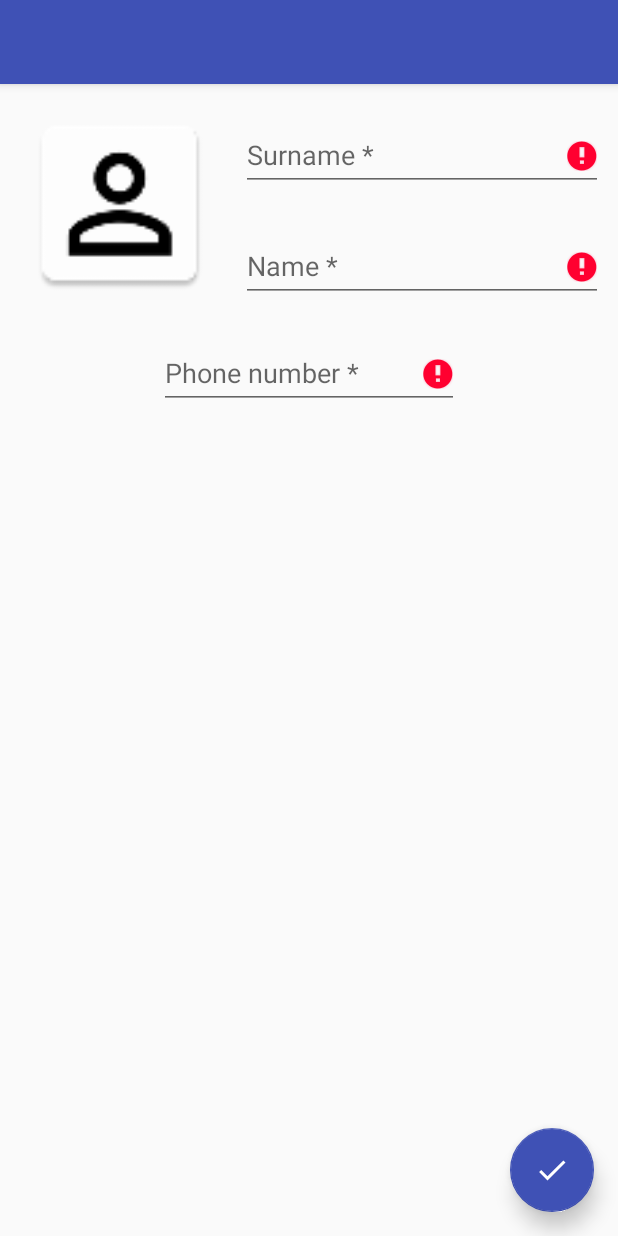
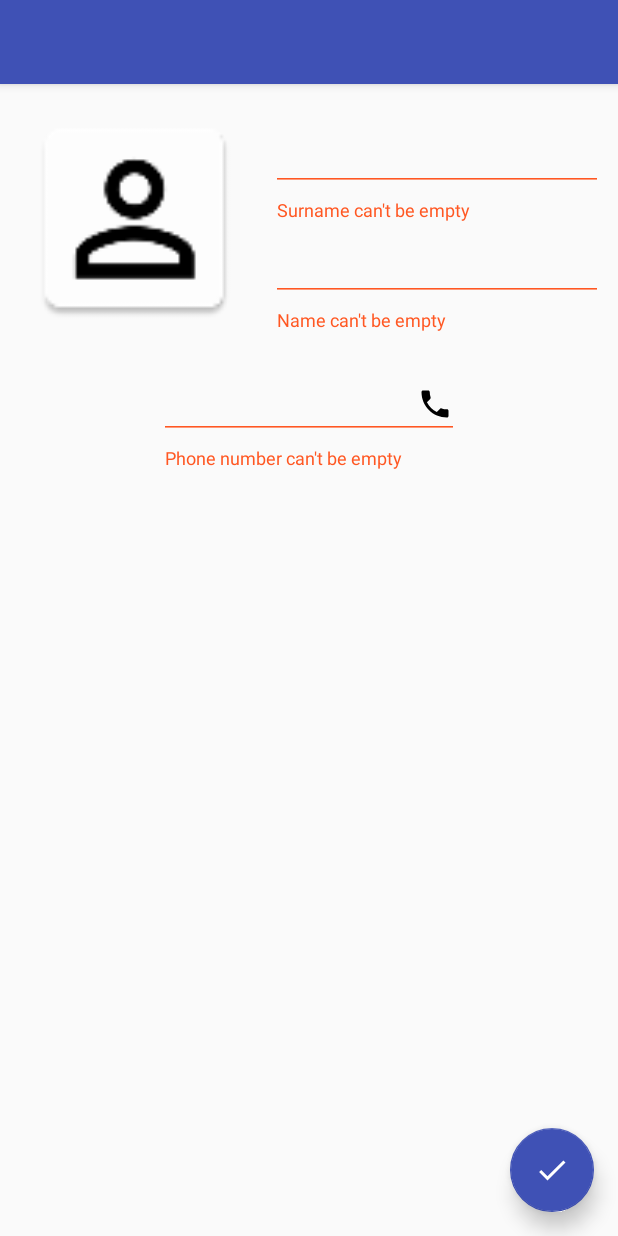
Before and after one commit to JeremShy/ft_hangouts, an Android app: the AddContactActivity screen opened directly, with no data from a screen before it, after a tap on an icon or button, on a phone screen of 412 x 824 dp. Run offline under Robolectric (Android 15) with nearby library versions, the phone set to English and light mode, and no system bars.

Commit message:
Travail 42 lundi

```diff
--- a/app/src/main/java/fr/h3lp/jcamhi/ft_hangouts/AddContactActivity.java
+++ b/app/src/main/java/fr/h3lp/jcamhi/ft_hangouts/AddContactActivity.java
@@ -6,10 +6,12 @@ import android.os.Bundle;
 import android.support.annotation.Nullable;
 import android.support.design.widget.FloatingActionButton;
 import android.support.design.widget.Snackbar;
+import android.support.design.widget.TextInputLayout;
 import android.view.View;
 import android.widget.EditText;
 import android.widget.ImageView;
 import android.widget.TextView;
+import android.widget.Toast;
 
 /**
  * Created by jcamhi on 9/4/17.
@@ -23,26 +25,71 @@ public class AddContactActivity extends Activity {
 
         ImageView iv = (ImageView)findViewById(R.id.avatar_page_contact);
         iv.setImageDrawable(getDrawable(R.mipmap.ic_person));
+
+        final EditText prenom, nom, numero;
+        final TextInputLayout prenom_layout, nom_layout, numero_layout;
+
+        prenom = findViewById(R.id.edit_prenom);
+        nom = findViewById(R.id.edit_nom);
+        numero = findViewById(R.id.edit_numero);
+
+        prenom_layout = findViewById(R.id.edit_prenom_layout);
+        nom_layout = findViewById(R.id.edit_nom_layout);
+        numero_layout = findViewById(R.id.edit_numero_layout);
+
+        prenom.setOnFocusChangeListener(new View.OnFocusChangeListener() {
+           @Override
+            public void onFocusChange(View view, boolean b) {
+               prenom_layout.setError(null);
+               prenom_layout.setHint(getString(R.string.prenom_hint));
+               Toast.makeText(AddContactActivity.this, "here", Toast.LENGTH_SHORT).show();
+            }
+        });
+        nom.setOnFocusChangeListener(new View.OnFocusChangeListener() {
+            @Override
+            public void onFocusChange(View view, boolean b) {
+                nom_layout.setError(null);
+                nom_layout.setHint(getString(R.string.nom_hint));
+            }
+        });
+        numero.setOnFocusChangeListener(new View.OnFocusChangeListener() {
+            @Override
+            public void onFocusChange(View view, boolean b) {
+                numero_layout.setError(null);
+                numero_layout.setHint(getString(R.string.numero_hint));
+            }
+        });
     }
 
     public void add_contact(View v) {
         boolean error = false;
         EditText prenom, nom, numero;
+        TextInputLayout prenom_layout, nom_layout, numero_layout;
 
         prenom = findViewById(R.id.edit_prenom);
         nom = findViewById(R.id.edit_nom);
         numero = findViewById(R.id.edit_numero);
 
+        prenom_layout = findViewById(R.id.edit_prenom_layout);
+        nom_layout = findViewById(R.id.edit_nom_layout);
+        numero_layout = findViewById(R.id.edit_numero_layout);
+
         if (this.isEmpty(prenom)) {
-            prenom.setError(getString(R.string.error_prenom));
+            prenom_layout.setError(getString(R.string.error_prenom));
+            prenom_layout.setHint(null);
+            prenom.clearFocus();
             error = true;
         }
         if (this.isEmpty(nom)) {
-            nom.setError(getString(R.string.error_nom));
+            nom_layout.setError(getString(R.string.error_nom));
+            nom_layout.setHint(null);
+            nom.clearFocus();
             error = true;
         }
         if (this.isEmpty(numero)) {
-            numero.setError(getString(R.string.error_numero));
+            numero_layout.setError(getString(R.string.error_numero));
+            numero_layout.setHint(null);
+            numero.clearFocus();
             error = true;
         }
         if (error)
--- a/app/src/main/java/fr/h3lp/jcamhi/ft_hangouts/MainActivity.java
+++ b/app/src/main/java/fr/h3lp/jcamhi/ft_hangouts/MainActivity.java
@@ -103,7 +103,7 @@ public class MainActivity extends AppCompatActivity {
     }
 
     public void start_add_contact(View v) {
-        Toast.makeText(MainActivity.this, "Adding a contact", Toast.LENGTH_SHORT).show();
+        Toast.makeText(MainActivity.this, R.string.adding_contact, Toast.LENGTH_SHORT).show();
         MainActivity.this._contacts.add(new Contact("Jeremy", "Camhi", "0610202020", getDrawable(R.mipmap.ic_person)));
         MainActivity.this._adapter.notifyDataSetChanged();
         Intent intent = new Intent(MainActivity.this, AddContactActivity.class);
--- a/app/src/main/res/layout/add_contact.xml
+++ b/app/src/main/res/layout/add_contact.xml
@@ -21,11 +21,13 @@
             android:layout_height="match_parent">
 
             <ImageView
-                android:layout_width="130dp"
-                android:layout_height="130dp"
+                android:layout_width="150dp"
+                android:layout_height="150dp"
                 android:layout_margin="15dp"
                 android:id="@+id/avatar_page_contact" />
             <android.support.design.widget.TextInputLayout
+                app:errorEnabled="true"
+                android:id="@+id/edit_nom_layout"
                 android:layout_width="match_parent"
                 android:layout_height="wrap_content"
                 android:layout_toRightOf="@id/avatar_page_contact"
@@ -41,6 +43,8 @@
                     android:maxLines="1" />
             </android.support.design.widget.TextInputLayout>
             <android.support.design.widget.TextInputLayout
+                app:errorEnabled="true"
+                android:id="@+id/edit_prenom_layout"
                 android:layout_width="match_parent"
                 android:layout_height="wrap_content"
                 android:layout_toRightOf="@id/avatar_page_contact"
@@ -57,6 +61,8 @@
                     android:maxLines="1" />
             </android.support.design.widget.TextInputLayout>
             <android.support.design.widget.TextInputLayout
+                app:errorEnabled="true"
+                android:id="@+id/edit_numero_layout"
                 android:layout_width="200dp"
                 android:layout_height="wrap_content"
                 android:layout_below="@id/avatar_page_contact"
--- /dev/null
+++ b/app/src/main/res/values-v21/strings.xml
@@ -0,0 +1,4 @@
+<?xml version="1.0" encoding="utf-8"?>
+<resources>
+    <string name="adding_contact">Adding a contact</string>
+</resources>
--- a/app/src/main/res/values/strings.xml
+++ b/app/src/main/res/values/strings.xml
@@ -34,5 +34,6 @@
     <string name="prenom_hint">Name *</string>
     <string name="nom_hint">Surname *</string>
     <string name="numero_hint">Phone number *</string>
+    <string name="adding_contact">Adding a contact</string>
 
 </resources>
```
Also changed, not shown: 2 other files.
